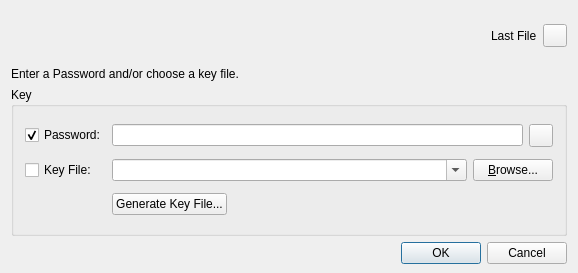
First picture: the form in src/forms/PasswordDlg.ui, repository thooge/keepassx1, before the edit.
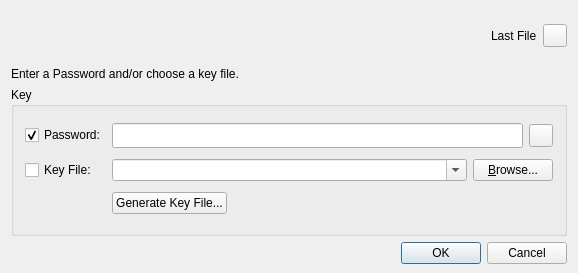
Second picture: the form after the edit.

Commit message: Use serif font for all password fields (Bug #2594868)

```diff
--- a/src/forms/PasswordDlg.ui
+++ b/src/forms/PasswordDlg.ui
@@ -144,7 +144,13 @@
           <item row="0" column="1" colspan="2" >
            <layout class="QHBoxLayout" >
             <item>
-             <widget class="QLineEdit" name="Edit_Password" />
+             <widget class="QLineEdit" name="Edit_Password" >
+              <property name="font" >
+               <font>
+                <family>Serif</family>
+               </font>
+              </property>
+             </widget>
             </item>
             <item>
              <widget class="QToolButton" name="ButtonChangeEchoMode" />
```
Left out of the diff: 8 changed lines with no effect on the pictures. The commit also changes 3 other files.
